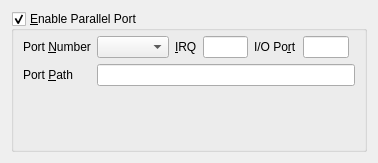
Above: vbox/src/VBox/Frontends/VirtualBox4/ui/VBoxVMSettingsParallel.ui from jljuxgm/vboxgit before the change. Below: the same form after it.
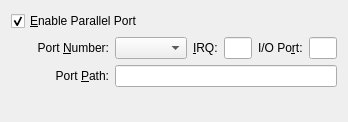
That is the form after the change.

Commit message:
commit_10700 ------------------------------------------------------------------------ r10700 | vboxsync | 2008-07-16 21:37:07 +0800 (Wed, 16 Jul 2008) | 2 lines
FE/Qt4: VM Parallel settings face lift.

------------------------------------------------------------------------

Diff of the .ui file:
```diff
--- a/vbox/src/VBox/Frontends/VirtualBox4/ui/VBoxVMSettingsParallel.ui
+++ b/vbox/src/VBox/Frontends/VirtualBox4/ui/VBoxVMSettingsParallel.ui
@@ -22,30 +22,62 @@
    <rect>
     <x>0</x>
     <y>0</y>
-    <width>378</width>
-    <height>163</height>
+    <width>348</width>
+    <height>122</height>
    </rect>
   </property>
-  <layout class="QVBoxLayout" >
-   <item>
-    <widget class="QGroupBox" name="mGbParallel" >
+  <layout class="QGridLayout" >
+   <item row="0" column="0" colspan="2" >
+    <widget class="QCheckBox" name="mGbParallel" >
      <property name="whatsThis" >
       <string>When checked, enables the given parallel port of the virtual machine.</string>
      </property>
-     <property name="title" >
+     <property name="text" >
       <string>&amp;Enable Parallel Port</string>
      </property>
-     <property name="checkable" >
+     <property name="checked" >
       <bool>true</bool>
      </property>
+    </widget>
+   </item>
+   <item row="1" column="0" >
+    <spacer>
+     <property name="orientation" >
+      <enum>Qt::Horizontal</enum>
+     </property>
+     <property name="sizeType" >
+      <enum>QSizePolicy::Fixed</enum>
+     </property>
+     <property name="sizeHint" >
+      <size>
+       <width>20</width>
+       <height>20</height>
+      </size>
+     </property>
+    </spacer>
+   </item>
+   <item row="1" column="1" >
+    <widget class="QWidget" native="1" name="mParallelChild" >
      <layout class="QGridLayout" >
+      <property name="leftMargin" >
+       <number>0</number>
+      </property>
       <property name="topMargin" >
-       <number>5</number>
+       <number>0</number>
+      </property>
+      <property name="rightMargin" >
+       <number>0</number>
+      </property>
+      <property name="bottomMargin" >
+       <number>0</number>
       </property>
       <item row="0" column="0" >
        <widget class="QLabel" name="mLbNumber" >
         <property name="text" >
-         <string>Port &amp;Number</string>
+         <string>Port &amp;Number:</string>
+        </property>
+        <property name="alignment" >
+         <set>Qt::AlignRight|Qt::AlignTrailing|Qt::AlignVCenter</set>
         </property>
         <property name="buddy" >
          <cstring>mCbNumber</cstring>
@@ -60,18 +92,16 @@
        </widget>
       </item>
       <item row="0" column="2" >
-       <layout class="QHBoxLayout" >
-        <item>
          <widget class="QLabel" name="mLbIRQ" >
           <property name="text" >
-           <string>&amp;IRQ</string>
+         <string>&amp;IRQ:</string>
           </property>
           <property name="buddy" >
            <cstring>mLeIRQ</cstring>
           </property>
          </widget>
         </item>
-        <item>
+      <item row="0" column="3" >
          <widget class="QLineEdit" name="mLeIRQ" >
           <property name="sizePolicy" >
            <sizepolicy vsizetype="Fixed" hsizetype="Preferred" >
@@ -84,21 +114,17 @@
           </property>
          </widget>
         </item>
-       </layout>
-      </item>
-      <item row="0" column="3" >
-       <layout class="QHBoxLayout" >
-        <item>
+      <item row="0" column="4" >
          <widget class="QLabel" name="mLbIOPort" >
           <property name="text" >
-           <string>I/O Po&amp;rt</string>
+         <string>I/O Po&amp;rt:</string>
           </property>
           <property name="buddy" >
            <cstring>mLbIOPort</cstring>
           </property>
          </widget>
         </item>
-        <item>
+      <item row="0" column="5" >
          <widget class="QLineEdit" name="mLeIOPort" >
           <property name="sizePolicy" >
            <sizepolicy vsizetype="Fixed" hsizetype="Preferred" >
@@ -111,53 +137,54 @@
           </property>
          </widget>
         </item>
-       </layout>
-      </item>
-      <item row="0" column="4" >
-       <spacer>
-        <property name="orientation" >
-         <enum>Qt::Horizontal</enum>
-        </property>
-        <property name="sizeHint" >
-         <size>
-          <width>0</width>
-          <height>20</height>
-         </size>
-        </property>
-       </spacer>
-      </item>
-      <item rowspan="2" row="1" column="0" >
+      <item row="1" column="0" >
        <widget class="QLabel" name="mLbPath" >
         <property name="text" >
-         <string>Port &amp;Path</string>
+         <string>Port &amp;Path:</string>
+        </property>
+        <property name="alignment" >
+         <set>Qt::AlignRight|Qt::AlignTrailing|Qt::AlignVCenter</set>
         </property>
         <property name="buddy" >
          <cstring>mLePath</cstring>
         </property>
        </widget>
       </item>
-      <item rowspan="2" row="1" column="1" colspan="4" >
+      <item row="1" column="1" colspan="5" >
        <widget class="QLineEdit" name="mLePath" >
         <property name="whatsThis" >
          <string>Displays the host parallel device name.</string>
         </property>
        </widget>
       </item>
-      <item row="3" column="2" >
+     </layout>
+    </widget>
+   </item>
+   <item row="1" column="2" >
+    <spacer>
+     <property name="orientation" >
+      <enum>Qt::Horizontal</enum>
+     </property>
+     <property name="sizeHint" >
+      <size>
+       <width>40</width>
+       <height>20</height>
+      </size>
+     </property>
+    </spacer>
+   </item>
+   <item row="2" column="1" >
        <spacer>
         <property name="orientation" >
          <enum>Qt::Vertical</enum>
         </property>
         <property name="sizeHint" >
          <size>
-          <width>20</width>
-          <height>0</height>
+       <width>16</width>
+       <height>21</height>
          </size>
         </property>
        </spacer>
-      </item>
-     </layout>
-    </widget>
    </item>
   </layout>
  </widget>
```
Left out of the diff: 19 changed lines with no effect on the pictures. Lines whose indentation alone changed are shown as unchanged. The commit also changes 1 other file.
